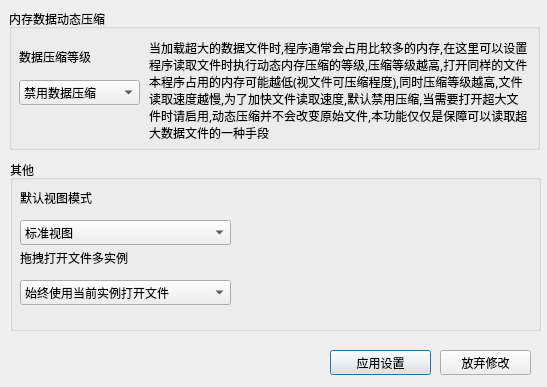
Qt form src/dialogpreference.ui (cnldw/FinanceFileReader) before a commit.
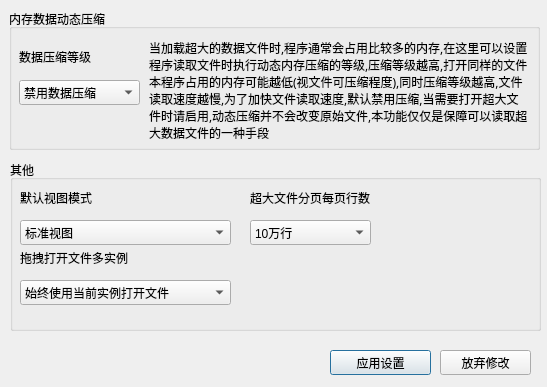
The same form after that commit.

Commit message: 修复比对器数据错位的bug-优化中登电子合同配置-新增分页支持 本版本支持了超大文件的即系，开启数据压缩模式下可打开10GB的文件

Diff of the .ui file:
```diff
--- a/src/dialogpreference.ui
+++ b/src/dialogpreference.ui
@@ -209,6 +209,55 @@
      </property>
     </item>
    </widget>
+   <widget class="QLabel" name="label_5">
+    <property name="geometry">
+     <rect>
+      <x>240</x>
+      <y>30</y>
+      <width>131</width>
+      <height>16</height>
+     </rect>
+    </property>
+    <property name="text">
+     <string>超大文件分页每页行数</string>
+    </property>
+   </widget>
+   <widget class="QComboBox" name="comboBox_4">
+    <property name="geometry">
+     <rect>
+      <x>240</x>
+      <y>60</y>
+      <width>121</width>
+      <height>25</height>
+     </rect>
+    </property>
+    <property name="focusPolicy">
+     <enum>Qt::NoFocus</enum>
+    </property>
+    <property name="toolTip">
+     <string>&lt;html&gt;&lt;head/&gt;&lt;body&gt;&lt;p&gt;针对大文件的分页每页行数,选择10万行每页,则记录数低于10万时不分页&lt;/p&gt;&lt;p&gt;每页能承载的最大行数和你的电脑内存有关,内存较低时建议配置10万行每页&lt;/p&gt;&lt;p&gt;&lt;br/&gt;&lt;/p&gt;&lt;/body&gt;&lt;/html&gt;</string>
+    </property>
+    <item>
+     <property name="text">
+      <string>10万行</string>
+     </property>
+    </item>
+    <item>
+     <property name="text">
+      <string>20万行</string>
+     </property>
+    </item>
+    <item>
+     <property name="text">
+      <string>50万行</string>
+     </property>
+    </item>
+    <item>
+     <property name="text">
+      <string>100万行</string>
+     </property>
+    </item>
+   </widget>
   </widget>
   <widget class="QPushButton" name="pushButton">
    <property name="geometry">
```
The commit also changes 10 other files.
